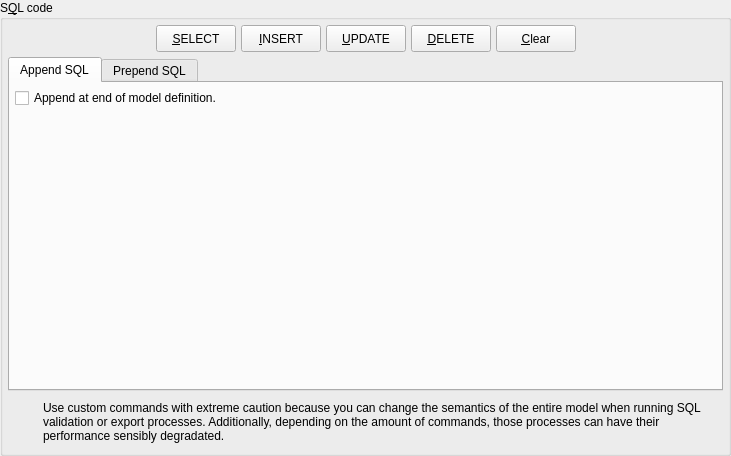
Old version of the form libs/libgui/ui/widgets/customsqlwidget.ui in the repository maniac787/pgmodeler.
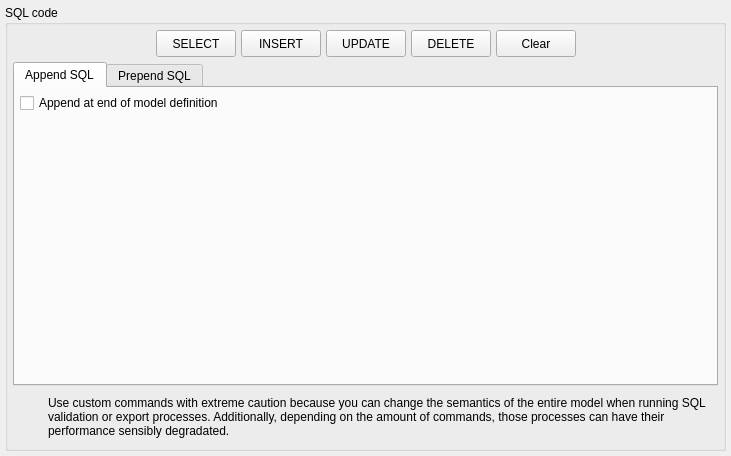
New version of the form. Icons and pictures are not drawn.

```diff
--- a/libs/libgui/ui/widgets/customsqlwidget.ui
+++ b/libs/libgui/ui/widgets/customsqlwidget.ui
@@ -25,26 +25,26 @@
   <property name="windowTitle">
    <string>Add custom SQL code</string>
   </property>
-  <layout class="QGridLayout" name="sqlappend_grid">
+  <layout class="QVBoxLayout" name="customsql_lt">
+   <property name="spacing">
+    <number>5</number>
+   </property>
    <property name="leftMargin">
-    <number>0</number>
+    <number>5</number>
    </property>
    <property name="topMargin">
-    <number>0</number>
+    <number>5</number>
    </property>
    <property name="rightMargin">
-    <number>0</number>
+    <number>5</number>
    </property>
    <property name="bottomMargin">
-    <number>0</number>
-   </property>
-   <property name="spacing">
     <number>5</number>
    </property>
-   <item row="0" column="0">
+   <item>
     <widget class="QGroupBox" name="sqlcode_grp">
      <property name="title">
-      <string>S&amp;QL code</string>
+      <string>SQL code</string>
      </property>
      <layout class="QVBoxLayout" name="verticalLayout_3">
       <property name="spacing">
@@ -103,7 +103,7 @@
            <string>Puts an SELECT command template at current cursor position.</string>
           </property>
           <property name="text">
-           <string>&amp;SELECT</string>
+           <string>SELECT</string>
           </property>
           <property name="icon">
            <iconset resource="../../res/resources.qrc">
@@ -140,7 +140,7 @@
            <string>Puts an INSERT command template at current cursor position.</string>
           </property>
           <property name="text">
-           <string>&amp;INSERT</string>
+           <string>INSERT</string>
           </property>
           <property name="icon">
            <iconset resource="../../res/resources.qrc">
@@ -177,7 +177,7 @@
            <string>Puts an UPDATE command template at current cursor position.</string>
           </property>
           <property name="text">
-           <string>&amp;UPDATE</string>
+           <string>UPDATE</string>
           </property>
           <property name="icon">
            <iconset resource="../../res/resources.qrc">
@@ -214,7 +214,7 @@
            <string>Puts an DELETE command template at current cursor position.</string>
           </property>
           <property name="text">
-           <string>&amp;DELETE</string>
+           <string>DELETE</string>
           </property>
           <property name="icon">
            <iconset resource="../../res/resources.qrc">
@@ -245,7 +245,7 @@
            <string/>
           </property>
           <property name="text">
-           <string>&amp;Clear</string>
+           <string>Clear</string>
           </property>
           <property name="icon">
            <iconset resource="../../res/resources.qrc">
@@ -306,7 +306,7 @@
 Unchecking this will cause the SQL to be appended at the end of CREATE DATABASE command.</string>
             </property>
             <property name="text">
-             <string>Append at end of model definition.</string>
+             <string>Append at end of model definition</string>
             </property>
            </widget>
           </item>
@@ -413,14 +413,6 @@
          </item>
          <item row="0" column="1">
           <widget class="QLabel" name="message_lbl">
-           <property name="font">
-            <font>
-             <bold>false</bold>
-             <underline>false</underline>
-             <strikeout>false</strikeout>
-             <kerning>true</kerning>
-            </font>
-           </property>
            <property name="text">
             <string>&lt;html&gt;&lt;head/&gt;&lt;body&gt;&lt;p&gt;Use custom commands with extreme caution because you can change the semantics of the entire model when running SQL validation or export processes. Additionally, depending on the amount of commands, those processes can have their performance sensibly degradated.&lt;/p&gt;&lt;/body&gt;&lt;/html&gt;</string>
            </property>
```
Left out of the diff: 2 changed lines with no effect on the pictures.
